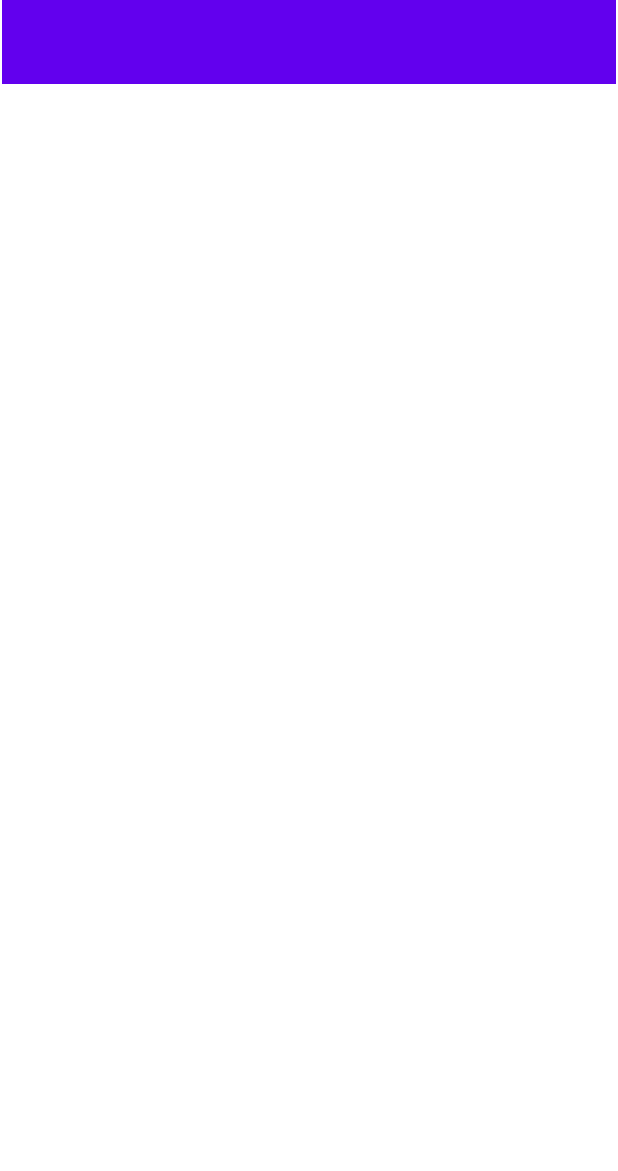
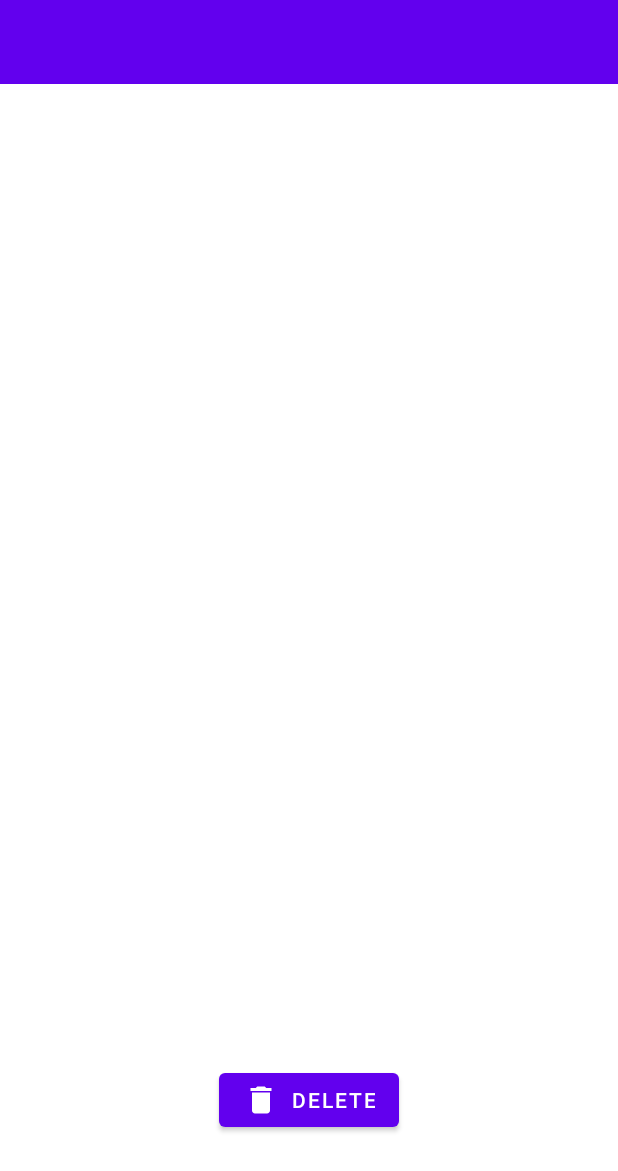
Before and after one commit to ETS-Android2/MyNote, an Android app: the NoteShow screen opened directly, with no data from a screen before it, on a phone screen of 412 x 824 dp. Shown: the top 1171 px of the screen. Run offline under Robolectric (Android 15) with nearby library versions, the phone set to English and light mode, and no system bars.

Commit message:
First Final Commit

```diff
--- a/app/src/main/java/com/example/mynote/NoteShow.java
+++ b/app/src/main/java/com/example/mynote/NoteShow.java
@@ -1,17 +1,43 @@
 package com.example.mynote;
 
+import android.content.Intent;
 import android.os.Bundle;
 import android.view.Menu;
+import android.view.View;
+import android.widget.Button;
+import android.widget.TextView;
+import android.widget.Toast;
 
 
 import androidx.annotation.Nullable;
 import androidx.appcompat.app.AppCompatActivity;
 
 public class NoteShow extends AppCompatActivity {
+    TextView titletv, descriptiontv;
+    Button deleteButton;
+    int id;
     @Override
     protected void onCreate(@Nullable Bundle savedInstanceState) {
         super.onCreate(savedInstanceState);
         setContentView(R.layout.note_show);
+      deleteButton = findViewById(R.id.deleteButton);
+      titletv = findViewById(R.id.showtitle);
+      descriptiontv = findViewById(R.id.showdescription);
+      Intent intent = getIntent();
+      titletv.setText(intent.getStringExtra("titleText"));
+      descriptiontv.setText(intent.getStringExtra("Description"));
+      id =intent.getIntExtra("id",0);
+   deleteButton.setOnClickListener(new View.OnClickListener() {
+
+       @Override
+       public void onClick(View v) {
+           NoteDatabase nb = new NoteDatabase(getApplicationContext());
+           nb.openConnection();
+           nb.delete(id);
+           Toast.makeText(NoteShow.this, "Note Deleted Successfully", Toast.LENGTH_SHORT).show();
+           onBackPressed();
+       }
+   });
     }
 
     @Override
--- /dev/null
+++ b/app/src/main/res/drawable/ic_baseline_delete_24.xml
@@ -0,0 +1,10 @@
+<vector xmlns:android="http://schemas.android.com/apk/res/android"
+    android:width="24dp"
+    android:height="24dp"
+    android:viewportWidth="24"
+    android:viewportHeight="24"
+    android:tint="?attr/colorControlNormal">
+  <path
+      android:fillColor="@android:color/white"
+      android:pathData="M6,19c0,1.1 0.9,2 2,2h8c1.1,0 2,-0.9 2,-2V7H6v12zM19,4h-3.5l-1,-1h-5l-1,1H5v2h14V4z"/>
+</vector>
--- a/app/src/main/res/layout/add_note_activity.xml
+++ b/app/src/main/res/layout/add_note_activity.xml
@@ -18,7 +18,7 @@
         app:layout_constraintTop_toTopOf="parent" />
 
     <EditText
-        android:id="@+id/editTextTextPersonName"
+        android:id="@+id/titleenter"
         android:layout_width="0dp"
         android:layout_height="0dp"
         android:layout_marginTop="16dp"
@@ -47,7 +47,7 @@
         app:layout_constraintGuide_percent="0.85" />
 
     <EditText
-        android:id="@+id/editTextTextPersonName2"
+        android:id="@+id/descriptionenter"
         android:layout_width="0dp"
         android:layout_height="0dp"
         android:background="@android:color/transparent"
--- a/app/src/main/res/layout/note_show.xml
+++ b/app/src/main/res/layout/note_show.xml
@@ -7,7 +7,7 @@
 
     <androidx.appcompat.widget.Toolbar
         android:id="@+id/toolbar2"
-        android:layout_width="409dp"
+        android:layout_width="0dp"
         android:layout_height="wrap_content"
         android:background="?attr/colorPrimary"
         android:maxHeight="?attr/actionBarSize"
@@ -16,4 +16,52 @@
         app:layout_constraintEnd_toEndOf="parent"
         app:layout_constraintStart_toStartOf="parent"
         app:layout_constraintTop_toTopOf="parent" />
+
+    <TextView
+        android:id="@+id/showtitle"
+        android:layout_width="wrap_content"
+        android:layout_height="wrap_content"
+        android:layout_marginTop="19dp"
+        android:text="TextView"
+        android:textSize="20sp"
+        app:layout_constraintBottom_toTopOf="@+id/guideline4"
+        app:layout_constraintEnd_toEndOf="parent"
+        app:layout_constraintStart_toStartOf="parent"
+        app:layout_constraintTop_toBottomOf="@+id/toolbar2" />
+
+    <androidx.constraintlayout.widget.Guideline
+        android:id="@+id/guideline4"
+        android:layout_width="wrap_content"
+        android:layout_height="wrap_content"
+        android:orientation="horizontal"
+        app:layout_constraintGuide_percent="0.2" />
+
+    <TextView
+        android:id="@+id/showdescription"
+        android:layout_width="0dp"
+        android:layout_height="0dp"
+        android:text="TextView"
+        android:textSize="15sp"
+        app:layout_constraintBottom_toTopOf="@+id/guideline5"
+        app:layout_constraintEnd_toEndOf="parent"
+        app:layout_constraintStart_toStartOf="parent"
+        app:layout_constraintTop_toTopOf="@+id/guideline4" />
+
+    <androidx.constraintlayout.widget.Guideline
+        android:id="@+id/guideline5"
+        android:layout_width="wrap_content"
+        android:layout_height="wrap_content"
+        android:orientation="horizontal"
+        app:layout_constraintGuide_percent="0.78" />
+
+    <Button
+        android:id="@+id/deleteButton"
+        android:layout_width="wrap_content"
+        android:layout_height="wrap_content"
+        android:text="Delete"
+        app:icon="@drawable/ic_baseline_delete_24"
+        app:layout_constraintBottom_toBottomOf="parent"
+        app:layout_constraintEnd_toEndOf="parent"
+        app:layout_constraintStart_toStartOf="parent"
+        app:layout_constraintTop_toBottomOf="@+id/showdescription" />
 </androidx.constraintlayout.widget.ConstraintLayout>
--- a/app/src/main/res/layout/notegrid.xml
+++ b/app/src/main/res/layout/notegrid.xml
@@ -10,7 +10,7 @@
         android:id="@+id/titletext"
         android:layout_width="match_parent"
         android:layout_height="wrap_content"
-        android:gravity="center"
+        android:gravity="start"
         android:text="TextView"
         android:textSize="20sp" />
 
@@ -19,7 +19,8 @@
         android:layout_width="match_parent"
         android:layout_height="wrap_content"
         android:layout_marginTop="10dp"
-        android:gravity="center"
+        android:gravity="start"
         android:text="TextView"
         android:textSize="15sp" />
+
 </LinearLayout>
```
Also changed, not shown: app/src/main/java/com/example/mynote/Adapters.java (+10 -9 lines), app/src/main/java/com/example/mynote/AddNoteActivity.java (+29 -2 lines), app/src/main/java/com/example/mynote/MainActivity.java (+21 -6 lines), app/src/main/java/com/example/mynote/NoteDatabase.java (+22 -5 lines).
